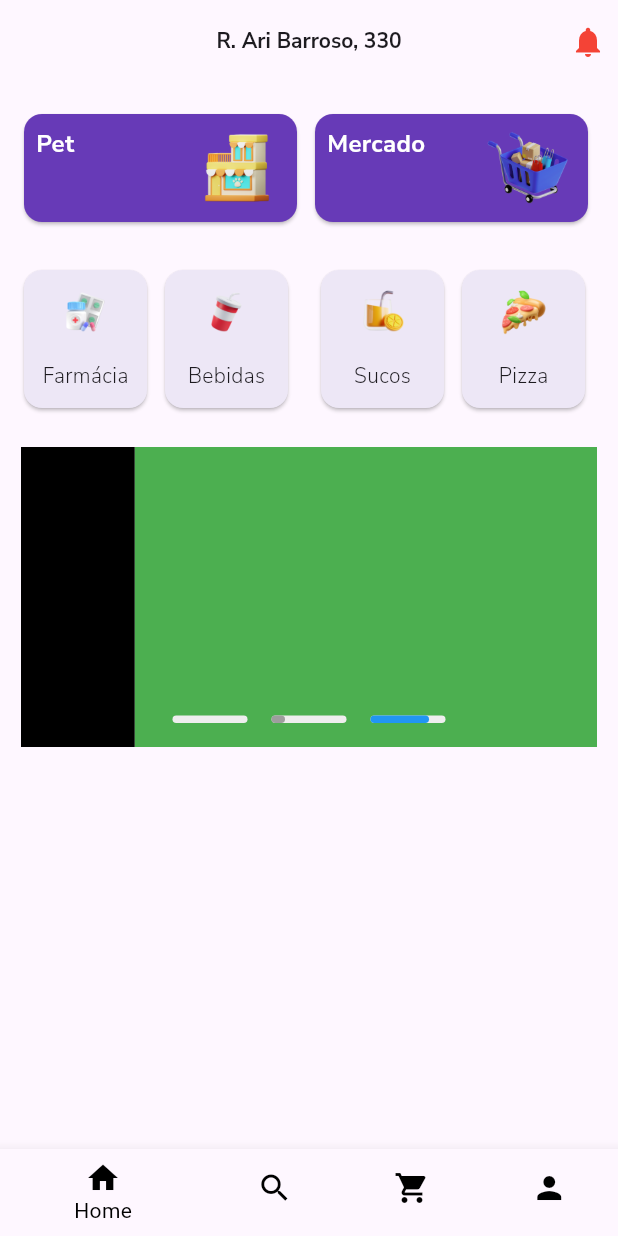
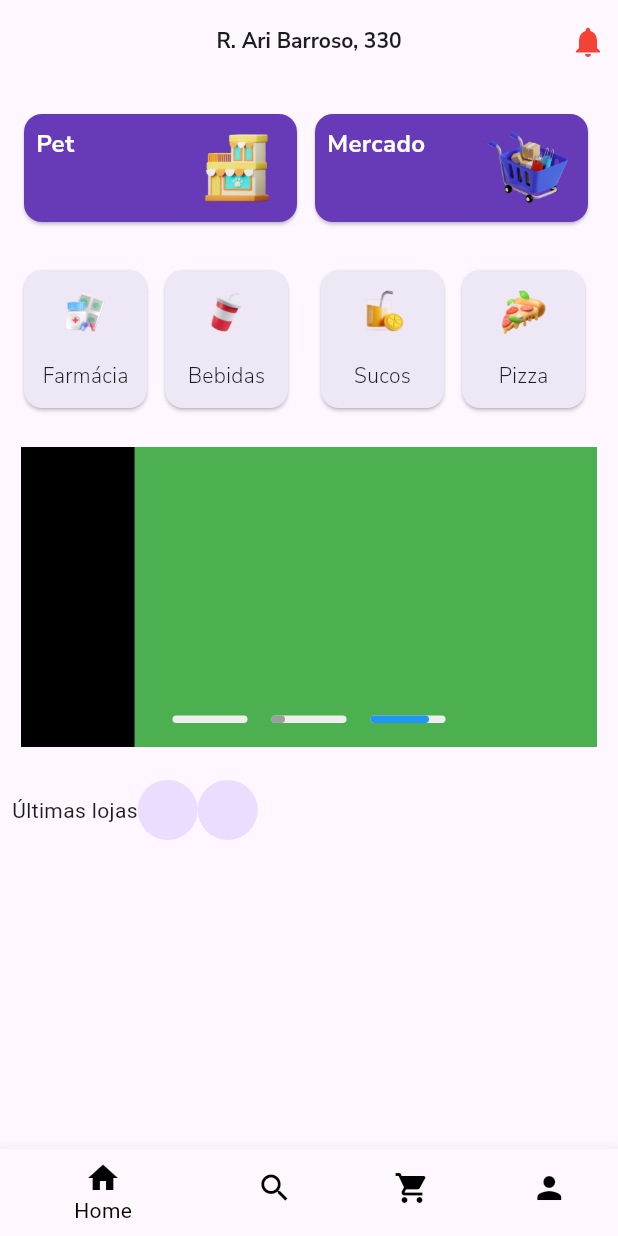
Before and after one commit to lesyeuxdecla/aifood-flutter-app, a Flutter app: the screen it shows after launch, on a phone screen of 412 x 824 dp. Run offline on Flutter 3.47's test engine with Material 3 defaults, Android fonts, the phone set to English and light mode, and no system bars; our stand-ins replace font_awesome_flutter, google_fonts.

Commit message:
4th commit

```diff
--- a/lib/Screens/TelaInicio/telainicio.dart
+++ b/lib/Screens/TelaInicio/telainicio.dart
@@ -48,8 +48,19 @@ class _TelaInicioState extends State<TelaInicio> {
             ),
           ),
           Slide(),
+        const Padding(
+              padding: EdgeInsets.all(8),
+              child: Row(
+              children: [
+                Text('Últimas lojas'),
+                CircleAvatar(),
+                CircleAvatar()
+                ]
+                )
+            ),
         ],
       ),
+
     );
   }
 }
```
Also changed, not shown: lib/CustomWidgets/card.dart (+33 -4 lines), lib/Screens/Pedidos/pedidos.dart (+46 -10 lines).
